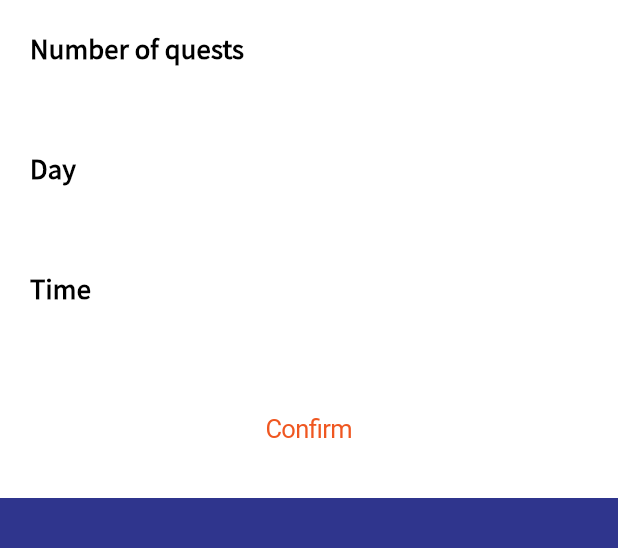
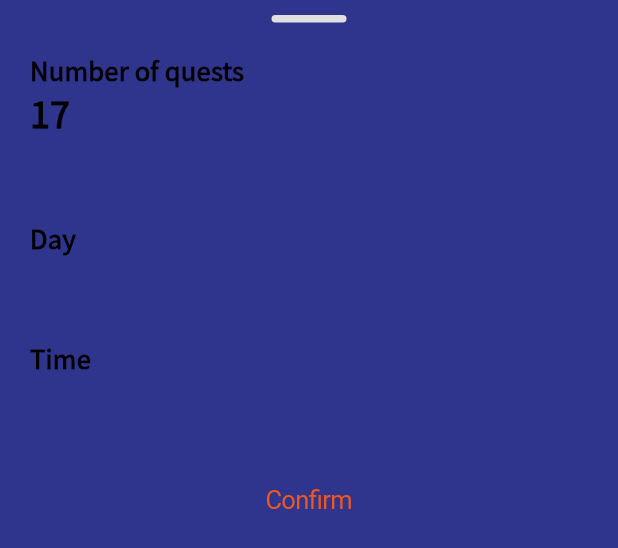
Before and after one commit to Artur-Wisniewski/sushi-bar-dribbble-challenge, a Flutter app: the DatePickerBottomSheet widget shown alone on an empty page, opened directly, on a phone screen of 412 x 824 dp. Shown: the top 548 px of the screen. Run offline on Flutter 3.47's test engine with Material 3 defaults, Android fonts, the phone set to English and light mode, and no system bars; drawn by our look-alikes of flutter_animate; our stand-ins replace auto_size_text, bloc, equatable, flutter_bloc, flutter_svg, gap and 3 more; missing offline and left inert: animated_segmented_tab_control, hexagon.

Commit message:
Add multi directional feature to text swapper widget

```diff
--- a/lib/core/widgets/count_picker.dart
+++ b/lib/core/widgets/count_picker.dart
@@ -115,7 +115,7 @@ class _CountPickerState extends State<CountPicker> with TickerProviderStateMixin
                         delay: scaleDownDelay,
                         duration: scaleDuration,
                       ),
-                TextSwapper(
+               TextSwapper(
                   key: key,
                   text: counter.value > 0 ? counter.value.toString() : '\$${widget.price.toStringAsFixed(0)}',
                   style: Theme.of(context).textTheme.titleMedium!.copyWith(
--- a/lib/core/widgets/text_swapper.dart
+++ b/lib/core/widgets/text_swapper.dart
@@ -6,11 +6,13 @@ class TextSwapper extends StatefulWidget {
     super.key,
     required this.text,
     this.style,
-    this.durationOut = const Duration(milliseconds: 150),
-    this.durationIn = const Duration(milliseconds: 150),
+    this.durationOut = const Duration(milliseconds: 250),
+    this.durationIn = const Duration(milliseconds: 250),
+    this.direction = Axis.vertical,
   });
 
   final String text;
+  final Axis direction;
   final TextStyle? style;
   final Duration durationOut;
   final Duration durationIn;
@@ -23,17 +25,26 @@ class _TextSwapperState extends State<TextSwapper> with TickerProviderStateMixin
   late String currentText;
   late TextStyle currentStyle;
 
-  late final _controller = AnimationController(vsync: this, duration: 300.ms);
-  late final _controller2 = AnimationController(vsync: this, duration: 300.ms);
+  late final AnimationController _controller = AnimationController(vsync: this, duration: 300.ms);
+  late final AnimationController _controller2 = AnimationController(vsync: this, duration: 300.ms);
+
+  late final Offset slideEndPosition = const Offset(0, 0);
+
+  Offset get slidePosition => widget.direction == Axis.vertical ? const Offset(0, -0.65) : const Offset(-0.65, 0);
+
+  Offset get slideOppositePosition => widget.direction == Axis.vertical ? const Offset(0, 0.65) : const Offset(0.65, 0);
 
   @override
   void initState() {
     super.initState();
     currentText = widget.text;
-    currentStyle = widget.style ??
-        Theme.of(context).textTheme.titleMedium!.copyWith(
-              color: Theme.of(context).colorScheme.primary,
-            );
+    _controller.addStatusListener((status) {
+      if (status == AnimationStatus.completed) {
+        setState(() {
+          currentText = widget.text;
+        });
+      }
+    });
     _controller2.addStatusListener((status) {
       if (status == AnimationStatus.completed) {
         _controller2.reset();
@@ -43,24 +54,23 @@ class _TextSwapperState extends State<TextSwapper> with TickerProviderStateMixin
   }
 
   @override
+  void didChangeDependencies() {
+    currentStyle =
+        widget.style ?? Theme.of(context).textTheme.titleMedium!.copyWith(color: Theme.of(context).colorScheme.primary);
+    super.didChangeDependencies();
+  }
+
+  @override
   void didUpdateWidget(covariant TextSwapper oldWidget) {
     super.didUpdateWidget(oldWidget);
     if (widget.text != oldWidget.text) {
       _controller.forward();
       _controller2.forward();
-      //TODO this time is a workaround
-      Future.delayed(140.ms, () {
-        setState(() {
-          currentText = widget.text;
-        });
-      });
     }
     if (widget.style != oldWidget.style) {
       setState(() {
         currentStyle = widget.style ??
-            Theme.of(context).textTheme.titleMedium!.copyWith(
-                  color: Theme.of(context).colorScheme.primary,
-                );
+            Theme.of(context).textTheme.titleMedium!.copyWith(color: Theme.of(context).colorScheme.primary);
       });
     }
   }
@@ -80,10 +90,10 @@ class _TextSwapperState extends State<TextSwapper> with TickerProviderStateMixin
             .then(
               delay: widget.durationOut,
             )
-            .slideY(
+            .slide(
               duration: widget.durationOut,
-              begin: -0.65,
-              end: 0.0,
+              begin: slidePosition,
+              end: slideEndPosition,
             )
             .fadeIn(
               duration: widget.durationIn,
@@ -99,10 +109,10 @@ class _TextSwapperState extends State<TextSwapper> with TickerProviderStateMixin
               controller: _controller,
               autoPlay: false,
             )
-            .slideY(
+            .slide(
               duration: widget.durationOut,
-              begin: 0.0,
-              end: 0.65,
+              begin: slideEndPosition,
+              end: slideOppositePosition,
             )
             .fadeOut(
               duration: widget.durationOut,
--- a/lib/features/book_table/presentation/widgets/date_picker_bottom_sheet.dart
+++ b/lib/features/book_table/presentation/widgets/date_picker_bottom_sheet.dart
@@ -1,3 +1,4 @@
+import 'package:dribbble_sushi_bar_challenge/core/widgets/text_swapper.dart';
 import 'package:flutter/cupertino.dart';
 import 'package:flutter/material.dart';
 import 'package:gap/gap.dart';
@@ -13,18 +14,34 @@ class DatePickerBottomSheet extends StatefulWidget {
 class _DatePickerBottomSheetState extends State<DatePickerBottomSheet> with SingleTickerProviderStateMixin {
   @override
   Widget build(BuildContext context) {
-    return Material(
-      child: SafeArea(
-        bottom: false,
-        child: ListView(
+    return ListView(
       reverse: false,
       shrinkWrap: true,
-          padding: const EdgeInsets.all(20),
+      padding: const EdgeInsets.fromLTRB(20, 0, 20, 20),
       controller: ModalScrollController.of(context),
       physics: const ClampingScrollPhysics(),
       children: [
+        const Gap(10),
+        Center(
+          child: Container(
+            width: 50,
+            height: 5,
+            alignment: Alignment.center,
+            decoration: BoxDecoration(
+              color: Colors.grey[300],
+              borderRadius: BorderRadius.circular(40),
+            ),
+          ),
+        ),
+        const Gap(20),
         Text('Number of quests', style: Theme.of(context).textTheme.titleMedium!.copyWith(color: Colors.black)),
-            // number picker
+        TextSwapper(
+          text: '17',
+          direction: Axis.horizontal,
+          style: Theme.of(context).textTheme.headlineSmall!.copyWith(
+                color: Theme.of(context).colorScheme.onSecondaryContainer,
+              ),
+        ),
         const Gap(56),
         Text('Day', style: Theme.of(context).textTheme.titleMedium!.copyWith(color: Colors.black)),
         // day picker
@@ -39,8 +56,6 @@ class _DatePickerBottomSheetState extends State<DatePickerBottomSheet> with Sing
           child: const Text('Confirm'),
         ),
       ],
-        ),
-      ),
     );
   }
 }
```
Also changed, not shown: lib/features/book_table/presentation/views/book_table_view.dart (+7 -1 lines). Lines whose indentation alone changed are shown as unchanged.
